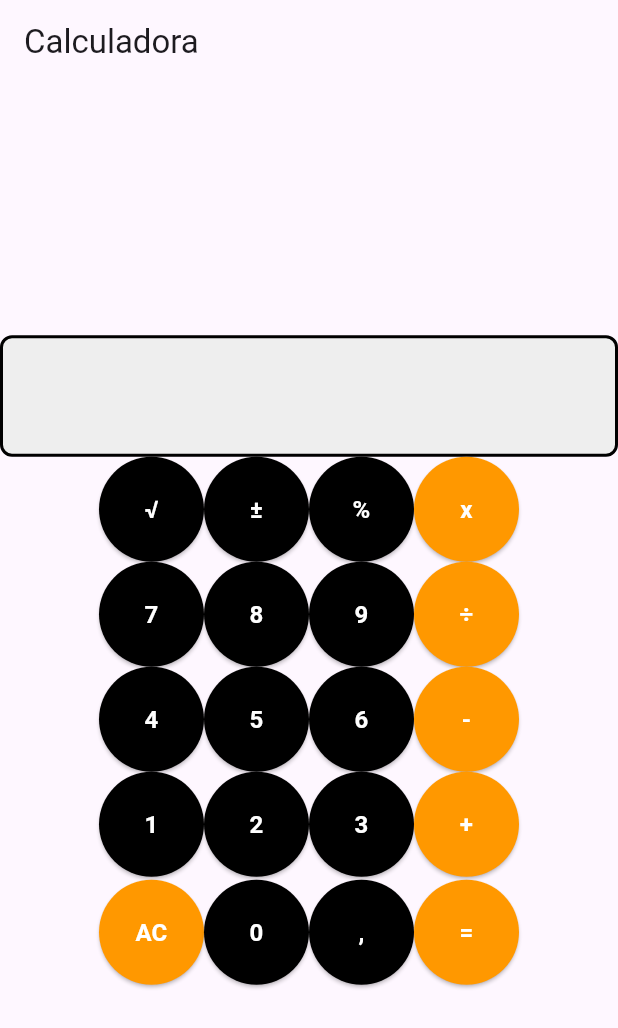
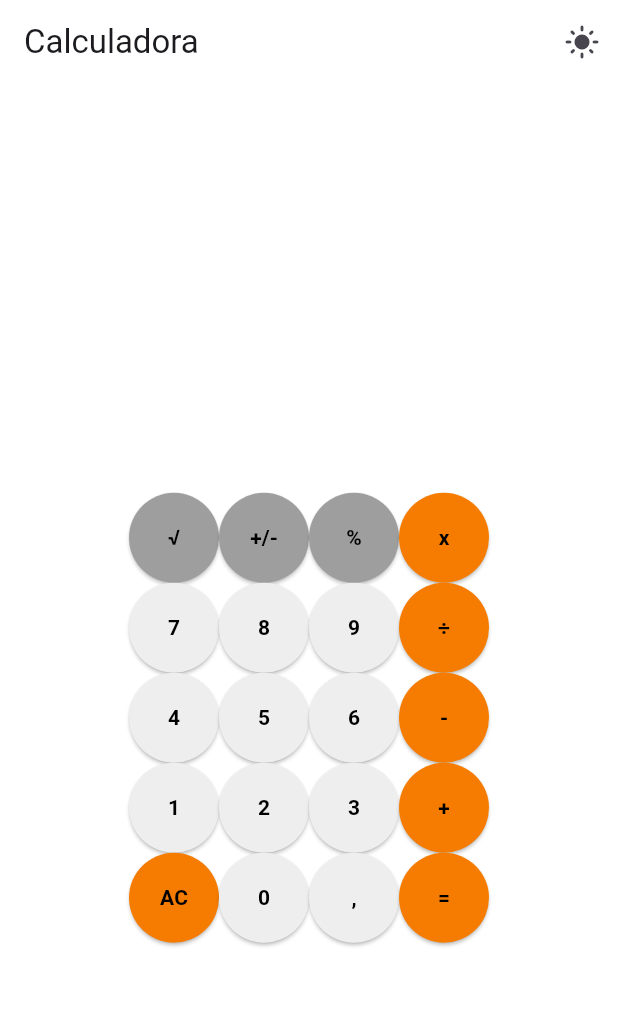
Before and after one commit to LucasPetruci/calculator, a Flutter app: the screen it shows after launch, on a phone screen of 412 x 824 dp. Shown: the top 1028 px of the screen. Run offline on Flutter 3.47's test engine with Material 3 defaults, Android fonts, the phone set to English and light mode, and no system bars; our stand-ins replace go_router; missing offline and left inert: expressions.

Commit message:
Refactor: button and display components for improved styling and theming

```diff
--- a/lib/src/components/button.dart
+++ b/lib/src/components/button.dart
@@ -17,23 +17,26 @@ class MyButton extends StatelessWidget {
   @override
   Widget build(BuildContext context) {
     return SizedBox(
-      width: 70,
-      height: 70,
+      width: 60,
+      height: 60,
       child: ElevatedButton(
         style: ElevatedButton.styleFrom(
           backgroundColor: backgroundColor,
+          padding: EdgeInsets.zero,
         ),
         onPressed: onPressed,
+        child: FittedBox(
+          fit: BoxFit.fitWidth,
           child: Text(
             text,
             style: TextStyle(
-            fontSize: 16,
               color: textColor,
               fontWeight: FontWeight.bold,
             ),
             textAlign: TextAlign.center,
           ),
         ),
+      ),
     );
   }
 }
--- a/lib/src/components/display.dart
+++ b/lib/src/components/display.dart
@@ -1,4 +1,7 @@
 import 'package:flutter/material.dart';
+import 'package:provider/provider.dart';
+
+import '../provider/theme_provider.dart';
 
 class MyDisplay extends StatelessWidget {
   final String displayText;
@@ -7,22 +10,23 @@ class MyDisplay extends StatelessWidget {
 
   @override
   Widget build(BuildContext context) {
+    final themeProvider = Provider.of<ThemeProvider>(context);
+    final bool isDarkMode = themeProvider.themeMode == ThemeMode.dark;
+    final Color backgroundColor = isDarkMode ? Colors.black : Colors.white;
+    final Color textColor = isDarkMode ? Colors.white : Colors.black;
+
     return Container(
-      width: double.infinity,
+      width: 250,
       padding: const EdgeInsets.all(16),
       decoration: BoxDecoration(
-        color: Colors.grey[200],
-        border: Border.all(
-          color: Colors.black,
-          width: 2.0,
-        ),
-        borderRadius: BorderRadius.circular(8),
+        color: backgroundColor,
       ),
       child: Text(
         displayText,
-        style: const TextStyle(
+        style: TextStyle(
           fontSize: 32,
           fontWeight: FontWeight.bold,
+          color: textColor,
         ),
         textAlign: TextAlign.right,
       ),
--- a/lib/src/view/home_screen.dart
+++ b/lib/src/view/home_screen.dart
@@ -4,6 +4,7 @@ import 'package:provider/provider.dart';
 
 import '../components/display.dart';
 import '../provider/display_provider.dart';
+import '../provider/theme_provider.dart';
 
 class HomeScreen extends StatefulWidget {
   const HomeScreen({super.key});
@@ -20,10 +21,35 @@ class _HomeScreenState extends State<HomeScreen> {
   @override
   Widget build(BuildContext context) {
     final displayProvider = Provider.of<DisplayProvider>(context);
+    final themeProvider = Provider.of<ThemeProvider>(context);
+
+    final bool isDarkMode = themeProvider.themeMode == ThemeMode.dark;
+    final Color primaryButtonColor =
+        isDarkMode ? Colors.grey[700]! : Colors.grey;
+    final Color secondaryButtonColor =
+        isDarkMode ? Colors.orange[400]! : Colors.orange[700]!;
+    final Color thirdButtonColor =
+        isDarkMode ? Colors.black : Colors.grey[200]!;
+
+    final Color textColor = isDarkMode ? Colors.white : Colors.black;
+
+    final Color backgroundColor = isDarkMode ? Colors.black : Colors.white;
 
     return Scaffold(
+      backgroundColor: backgroundColor,
       appBar: AppBar(
+        backgroundColor: backgroundColor,
         title: const Text('Calculadora'),
+        actions: [
+          IconButton(
+            icon: Icon(themeProvider.themeMode == ThemeMode.dark
+                ? Icons.dark_mode
+                : Icons.light_mode),
+            onPressed: () {
+              themeProvider.toggleTheme();
+            },
+          )
+        ],
       ),
       body: Center(
         child: Column(
@@ -38,32 +64,32 @@ class _HomeScreenState extends State<HomeScreen> {
               children: [
                 MyButton(
                   text: '√',
-                  textColor: Colors.white,
-                  backgroundColor: Colors.black,
+                  textColor: textColor,
+                  backgroundColor: primaryButtonColor,
                   onPressed: () {
-                    displayProvider.addText('√');
+                    displayProvider.calculateSquareRoot();
                   },
                 ),
                 MyButton(
-                  text: '±',
-                  textColor: Colors.white,
-                  backgroundColor: Colors.black,
+                  text: '+/-',
+                  textColor: textColor,
+                  backgroundColor: primaryButtonColor,
                   onPressed: () {
                     displayProvider.toggleSign();
                   },
                 ),
                 MyButton(
                   text: '%',
-                  textColor: Colors.white,
-                  backgroundColor: Colors.black,
+                  textColor: textColor,
+                  backgroundColor: primaryButtonColor,
                   onPressed: () {
                     displayProvider.addText('%');
                   },
                 ),
                 MyButton(
                   text: 'x',
-                  textColor: Colors.white,
-                  backgroundColor: Colors.orange,
+                  textColor: textColor,
+                  backgroundColor: secondaryButtonColor,
                   onPressed: () {
                     displayProvider.addText('x');
                   },
@@ -75,32 +101,32 @@ class _HomeScreenState extends State<HomeScreen> {
               children: [
                 MyButton(
                   text: '7',
-                  textColor: Colors.white,
-                  backgroundColor: Colors.black,
+                  textColor: textColor,
+                  backgroundColor: thirdButtonColor,
                   onPressed: () {
                     displayProvider.addText('7');
                   },
                 ),
                 MyButton(
                   text: '8',
-                  textColor: Colors.white,
-                  backgroundColor: Colors.black,
+                  textColor: textColor,
+                  backgroundColor: thirdButtonColor,
                   onPressed: () {
                     displayProvider.addText('8');
                   },
                 ),
                 MyButton(
                   text: '9',
-                  textColor: Colors.white,
-                  backgroundColor: Colors.black,
+                  textColor: textColor,
+                  backgroundColor: thirdButtonColor,
                   onPressed: () {
                     displayProvider.addText('9');
                   },
                 ),
                 MyButton(
                   text: '÷',
-                  textColor: Colors.white,
-                  backgroundColor: Colors.orange,
+                  textColor: textColor,
+                  backgroundColor: secondaryButtonColor,
                   onPressed: () {
                     displayProvider.addText('÷');
                   },
@@ -112,32 +138,32 @@ class _HomeScreenState extends State<HomeScreen> {
               children: [
                 MyButton(
                   text: '4',
-                  textColor: Colors.white,
-                  backgroundColor: Colors.black,
+                  textColor: textColor,
+                  backgroundColor: thirdButtonColor,
                   onPressed: () {
                     displayProvider.addText('4');
                   },
                 ),
                 MyButton(
                   text: '5',
-                  textColor: Colors.white,
-                  backgroundColor: Colors.black,
+                  textColor: textColor,
+                  backgroundColor: thirdButtonColor,
                   onPressed: () {
                     displayProvider.addText('5');
                   },
                 ),
                 MyButton(
                   text: '6',
-                  textColor: Colors.white,
-                  backgroundColor: Colors.black,
+                  textColor: textColor,
+                  backgroundColor: thirdButtonColor,
                   onPressed: () {
                     displayProvider.addText('6');
                   },
                 ),
                 MyButton(
                   text: '-',
-                  textColor: Colors.white,
-                  backgroundColor: Colors.orange,
+                  textColor: textColor,
+                  backgroundColor: secondaryButtonColor,
                   onPressed: () {
                     displayProvider.addText('-');
                   },
@@ -149,70 +175,69 @@ class _HomeScreenState extends State<HomeScreen> {
               children: [
                 MyButton(
                   text: '1',
-                  textColor: Colors.white,
-                  backgroundColor: Colors.black,
+                  textColor: textColor,
+                  backgroundColor: thirdButtonColor,
                   onPressed: () {
                     displayProvider.addText('1');
                   },
                 ),
                 MyButton(
                   text: '2',
-                  textColor: Colors.white,
-                  backgroundColor: Colors.black,
+                  textColor: textColor,
+                  backgroundColor: thirdButtonColor,
                   onPressed: () {
                     displayProvider.addText('2');
                   },
                 ),
                 MyButton(
                   text: '3',
-                  textColor: Colors.white,
-                  backgroundColor: Colors.black,
+                  textColor: textColor,
+                  backgroundColor: thirdButtonColor,
                   onPressed: () {
                     displayProvider.addText('3');
                   },
                 ),
                 MyButton(
                   text: '+',
-                  textColor: Colors.white,
-                  backgroundColor: Colors.orange,
+                  textColor: textColor,
+                  backgroundColor: secondaryButtonColor,
                   onPressed: () {
                     displayProvider.addText('+');
                   },
                 ),
               ],
             ),
-            SizedBox(height: 2),
             Row(
               mainAxisAlignment: MainAxisAlignment.center,
               children: [
                 MyButton(
                   text: 'AC',
-                  textColor: Colors.white,
-                  backgroundColor: Colors.orange,
+                  textColor: textColor,
+                  backgroundColor: secondaryButtonColor,
                   onPressed: () {
                     displayProvider.clearDisplay();
                   },
                 ),
                 MyButton(
                   text: '0',
-                  textColor: Colors.white,
-                  backgroundColor: Colors.black,
+                  textColor: textColor,
+                  backgroundColor: thirdButtonColor,
                   onPressed: () {
                     displayProvider.addText('0');
                   },
                 ),
                 MyButton(
                   text: ',',
-                  textColor: Colors.white,
-                  backgroundColor: Colors.black,
+                  textColor: textColor,
+                  backgroundColor: thirdButtonColor,
                   onPressed: () {
                     displayProvider.addText(',');
                   },
                 ),
                 MyButton(
                   text: '=',
-                  textColor: Colors.white,
-                  backgroundColor: Colors.orange,
+                  textColor: textColor,
+                  backgroundColor: secondaryButtonColor,
                   onPressed: () {
                     displayProvider.calculteResult();
                   },
```
Lines whose indentation alone changed are shown as unchanged.
